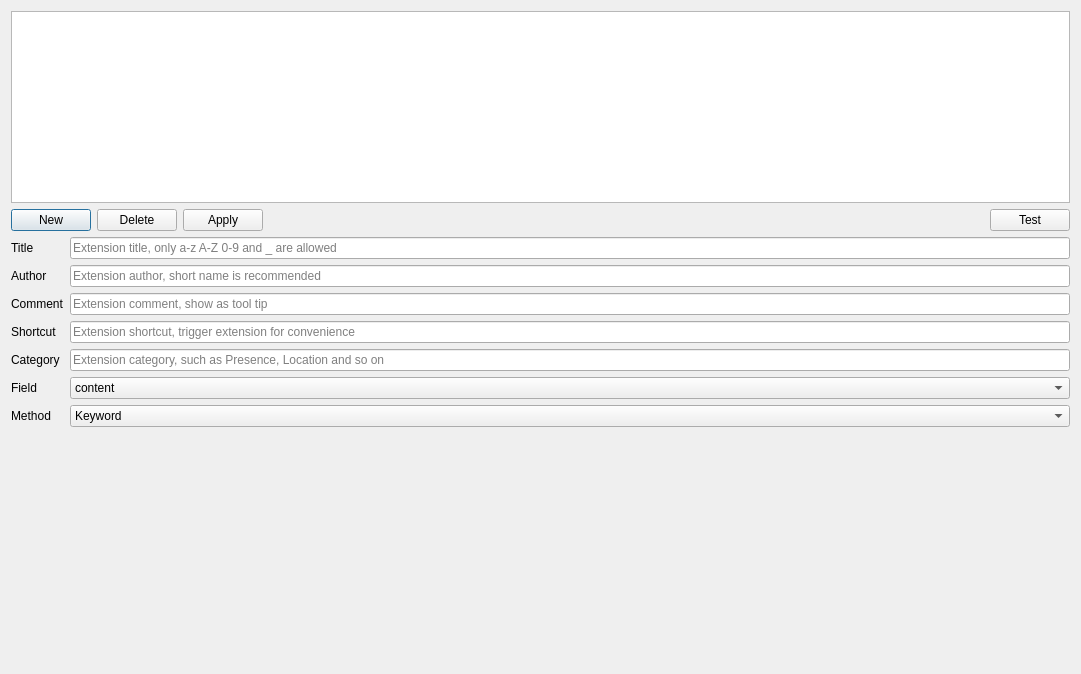
Old version of the form extensiondialog.ui in the repository missdeer/cjlv.
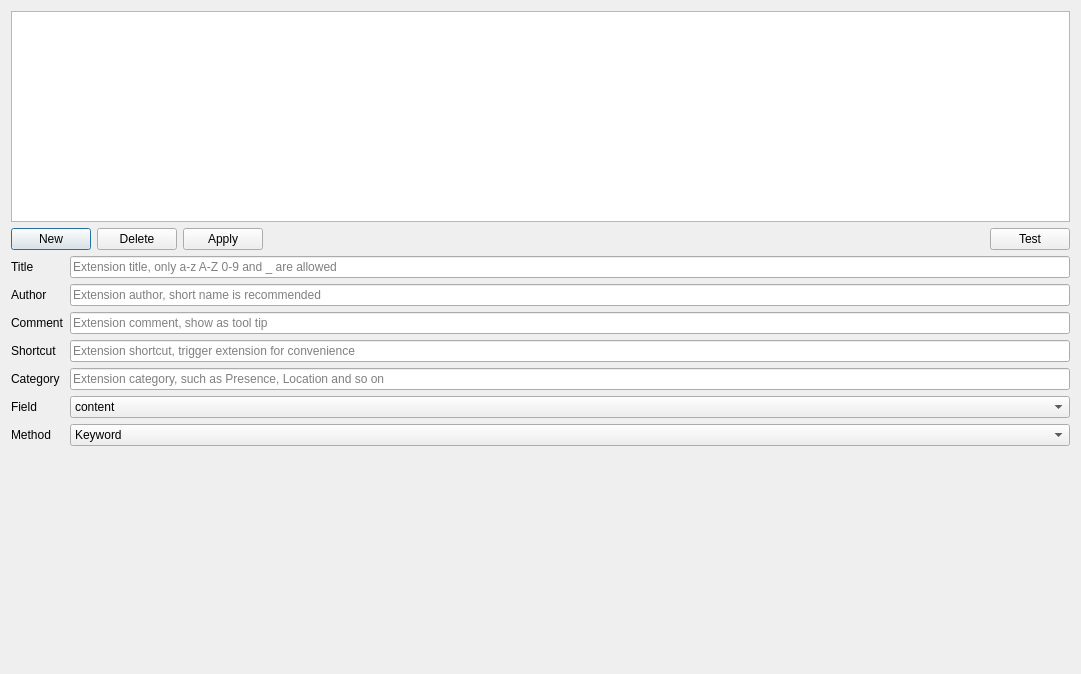
New version of the form. Custom widgets are drawn as their Qt base class.

Commit message: (*)extension edit dialog layout adjust

```diff
--- a/extensiondialog.ui
+++ b/extensiondialog.ui
@@ -13,7 +13,7 @@
   <property name="windowTitle">
    <string>Extensions</string>
   </property>
-  <layout class="QVBoxLayout" name="verticalLayout" stretch="0,0,0,1">
+  <layout class="QVBoxLayout" name="verticalLayout" stretch="1,0,0,1">
    <item>
     <widget class="QTableView" name="tableView">
      <property name="selectionMode">
@@ -203,9 +203,6 @@
        <property name="placeholderText">
         <string>Extension comment, show as tool tip</string>
        </property>
-       <property name="clearButtonEnabled">
-        <bool>true</bool>
-       </property>
       </widget>
      </item>
      <item row="3" column="0">
```
Left out of the diff: 14 changed lines with no effect on the pictures. The commit also changes 1 other file.
